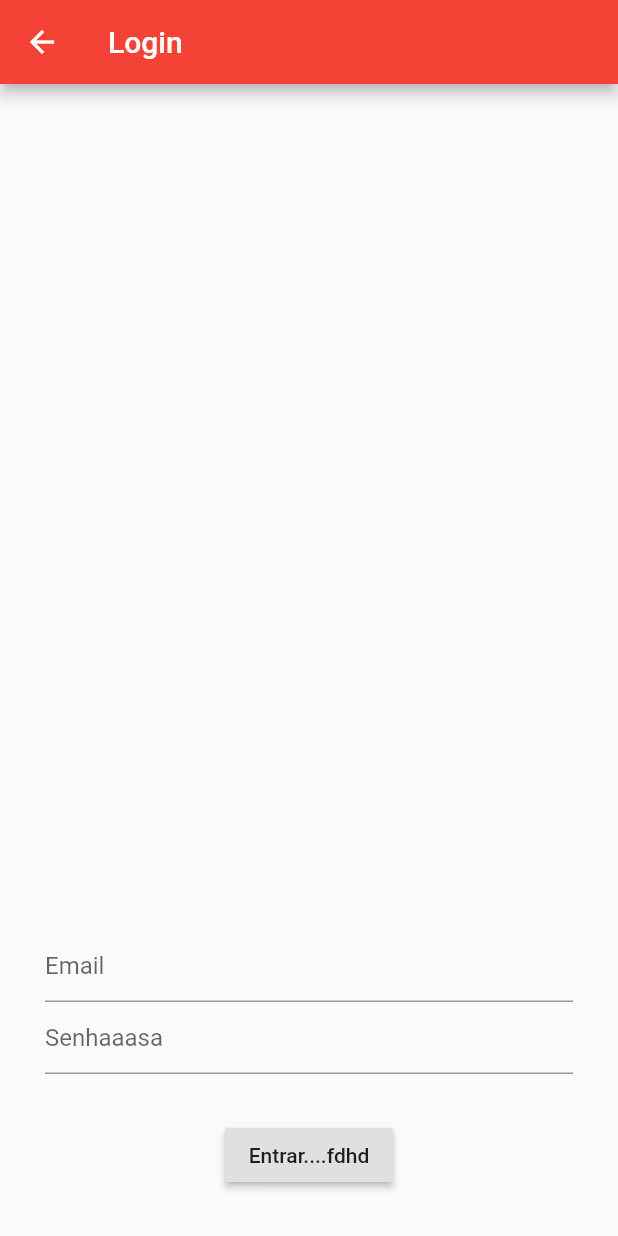
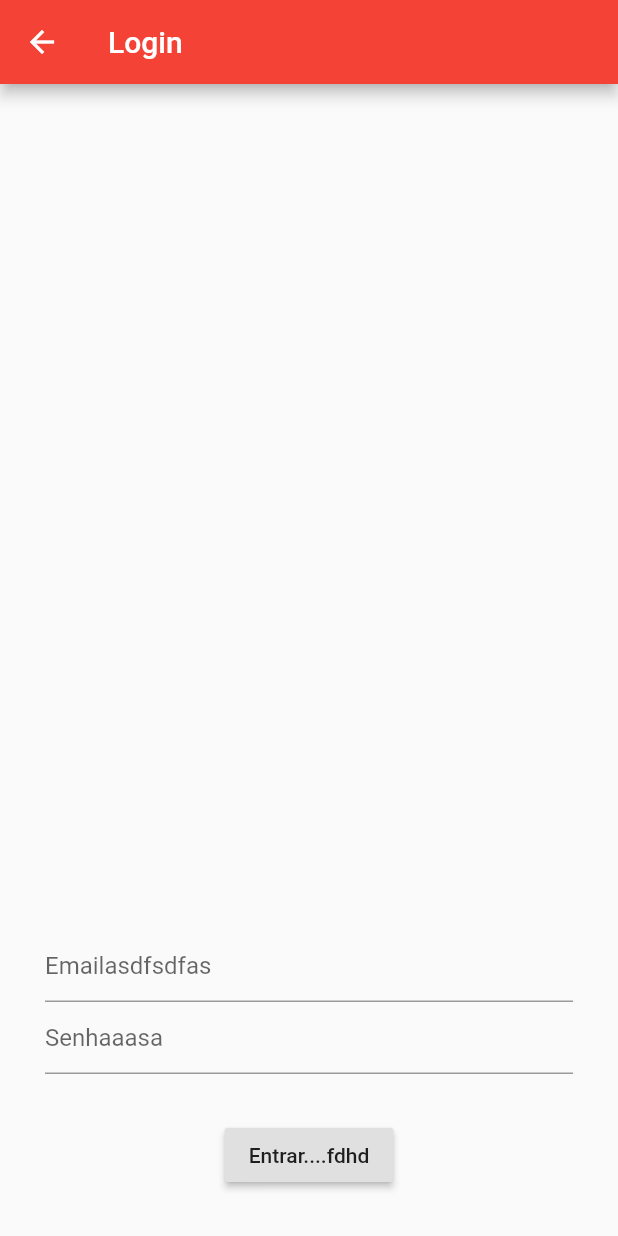
Before and after one commit to igorfel/flutter-basic, a Flutter app: the LoginPage screen opened directly, on a phone screen of 412 x 824 dp. Run offline on Flutter 3.47's test engine with Material 2 defaults, Android fonts, the phone set to English and light mode, and no system bars.

Commit message:
alterei no hinttext no e-mail

```diff
--- a/lib/login/LoginPage.dart
+++ b/lib/login/LoginPage.dart
@@ -34,7 +34,7 @@ class _LoginPageState extends State<LoginPage> {
             children: <Widget>[
               TextFormField(
                 keyboardType: TextInputType.emailAddress,
-                decoration: InputDecoration(hintText: "Email"),
+                decoration: InputDecoration(hintText: "Emailasdfsdfas"),
               ),
               TextFormField(
                 keyboardType: TextInputType.text,
```
